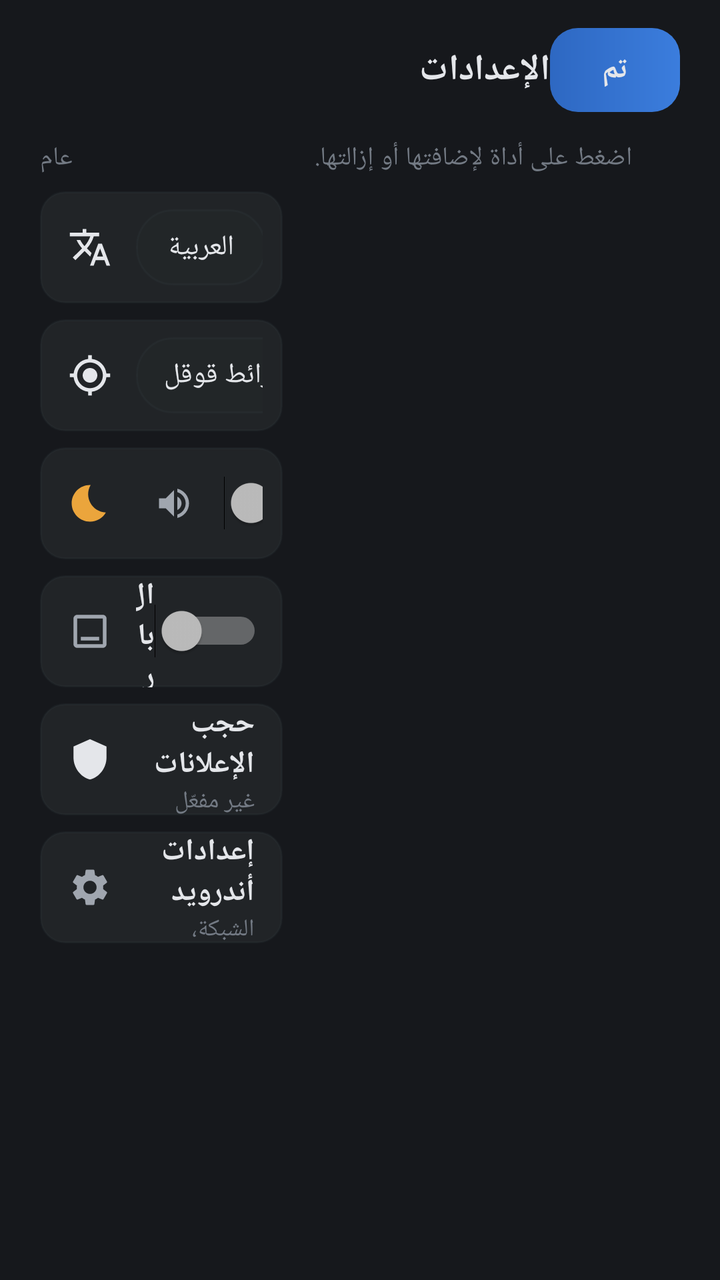
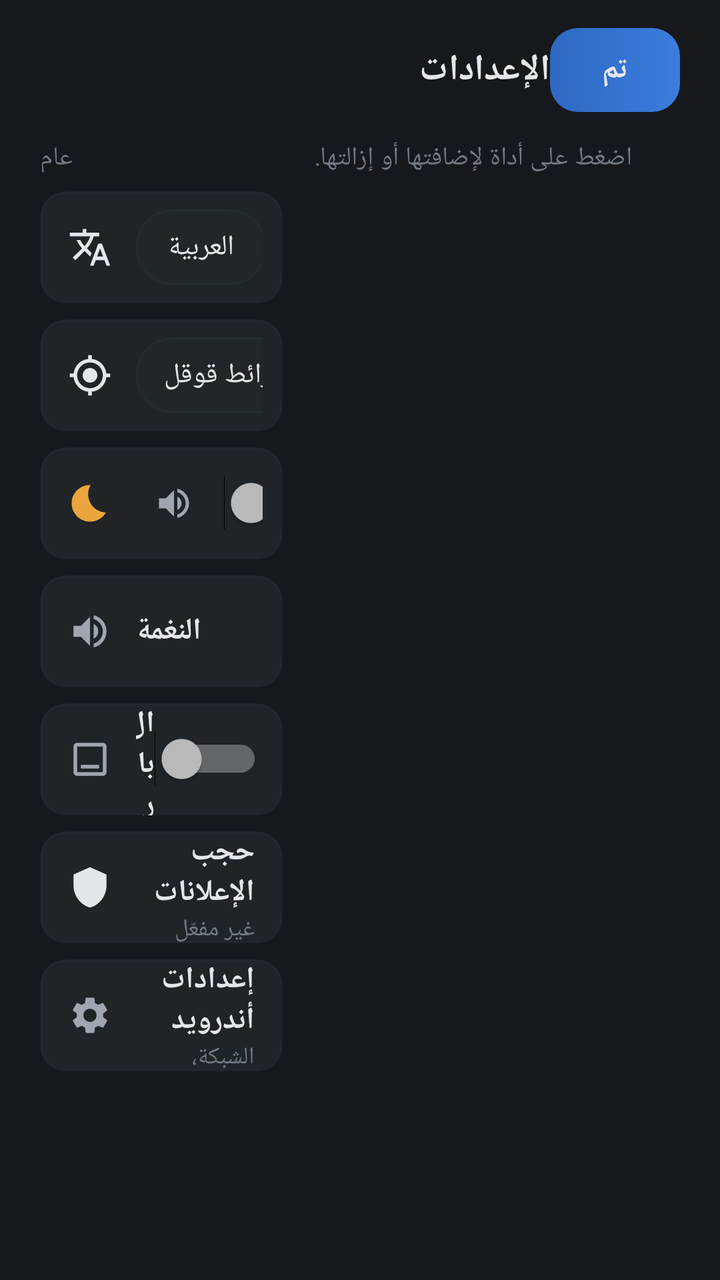

Screens rendered from an Android XML layout before and after an edit, with the pre-edit source and the edit as a unified diff.
<!-- AndroidManifest.xml: application theme CarTheme -->
<!-- res/layout/activity_settings.xml -->
<?xml version="1.0" encoding="utf-8"?>
<LinearLayout xmlns:android="http://schemas.android.com/apk/res/android"
    android:layout_width="match_parent"
    android:layout_height="match_parent"
    android:background="@color/bg"
    android:filterTouchesWhenObscured="true"
    android:layoutDirection="locale"
    android:orientation="vertical"
    android:paddingStart="20dp"
    android:paddingTop="14dp"
    android:paddingEnd="20dp"
    android:paddingBottom="12dp">

    <LinearLayout
        android:layout_width="match_parent"
        android:layout_height="wrap_content"
        android:gravity="center_vertical"
        android:orientation="horizontal">

        <TextView
            android:layout_width="0dp"
            android:layout_height="wrap_content"
            android:layout_weight="1"
            android:text="@string/settings_title"
            android:textColor="@color/ink"
            android:textSize="18sp"
            android:textStyle="bold" />

        <TextView
            android:id="@+id/btn_done"
            android:layout_width="wrap_content"
            android:layout_height="42dp"
            android:background="@drawable/blue_card_bg"
            android:clickable="true"
            android:focusable="true"
            android:gravity="center"
            android:paddingStart="26dp"
            android:paddingEnd="26dp"
            android:text="@string/tools_done"
            android:textColor="@color/ink"
            android:textSize="15sp"
            android:textStyle="bold" />
    </LinearLayout>

    <LinearLayout
        android:layout_width="match_parent"
        android:layout_height="0dp"
        android:layout_marginTop="14dp"
        android:layout_weight="1"
        android:orientation="horizontal">

        
        <ScrollView
            android:layout_width="0dp"
            android:layout_height="match_parent"
            android:layout_weight="1"
            android:scrollbars="none">

        <LinearLayout
            android:layout_width="match_parent"
            android:layout_height="wrap_content"
            android:orientation="vertical">

            <TextView
                android:layout_width="wrap_content"
                android:layout_height="wrap_content"
                android:text="@string/set_general"
                android:textColor="@color/ink_faint"
                android:textSize="13sp" />

            
            <LinearLayout
                android:layout_width="match_parent"
                android:layout_height="56dp"
                android:layout_marginTop="8dp"
                android:background="@drawable/button_bg"
                android:gravity="center_vertical"
                android:orientation="horizontal"
                android:paddingStart="14dp"
                android:paddingEnd="10dp">

                <ImageView
                    android:layout_width="22dp"
                    android:layout_height="22dp"
                    android:importantForAccessibility="no"
                    android:src="@drawable/ic_language" />

                <TextView
                    android:layout_width="0dp"
                    android:layout_height="wrap_content"
                    android:layout_marginStart="12dp"
                    android:layout_weight="1"
                    android:text="@string/set_language"
                    android:textColor="@color/ink"
                    android:textSize="15sp"
                    android:textStyle="bold" />

                <TextView
                    android:id="@+id/lang_ar"
                    android:layout_width="wrap_content"
                    android:layout_height="38dp"
                    android:background="@drawable/chip_bg"
                    android:clickable="true"
                    android:focusable="true"
                    android:gravity="center"
                    android:paddingStart="16dp"
                    android:paddingEnd="16dp"
                    android:text="العربية"
                    android:textColor="@color/ink"
                    android:textSize="14sp" />

                <TextView
                    android:id="@+id/lang_en"
                    android:layout_width="wrap_content"
                    android:layout_height="38dp"
                    android:layout_marginStart="6dp"
                    android:background="@drawable/chip_bg"
                    android:clickable="true"
                    android:focusable="true"
                    android:gravity="center"
                    android:paddingStart="16dp"
                    android:paddingEnd="16dp"
                    android:text="English"
                    android:textColor="@color/ink"
                    android:textSize="14sp" />
            </LinearLayout>

            
            <LinearLayout
                android:layout_width="match_parent"
                android:layout_height="56dp"
                android:layout_marginTop="8dp"
                android:background="@drawable/button_bg"
                android:gravity="center_vertical"
                android:orientation="horizontal"
                android:paddingStart="14dp"
                android:paddingEnd="10dp">

                <ImageView
                    android:layout_width="22dp"
                    android:layout_height="22dp"
                    android:importantForAccessibility="no"
                    android:src="@drawable/ic_location" />

                <TextView
                    android:layout_width="0dp"
                    android:layout_height="wrap_content"
                    android:layout_marginStart="12dp"
                    android:layout_weight="1"
                    android:text="@string/set_nav_app"
                    android:textColor="@color/ink"
                    android:textSize="15sp"
                    android:textStyle="bold" />

                <TextView
                    android:id="@+id/nav_maps"
                    android:layout_width="wrap_content"
                    android:layout_height="38dp"
                    android:background="@drawable/chip_bg"
                    android:clickable="true"
                    android:focusable="true"
                    android:gravity="center"
                    android:paddingStart="14dp"
                    android:paddingEnd="14dp"
                    android:text="@string/maps"
                    android:textColor="@color/ink"
                    android:textSize="14sp" />

                <TextView
                    android:id="@+id/nav_hudhud"
                    android:layout_width="wrap_content"
                    android:layout_height="38dp"
                    android:layout_marginStart="6dp"
                    android:background="@drawable/chip_bg"
                    android:clickable="true"
                    android:focusable="true"
                    android:gravity="center"
                    android:paddingStart="14dp"
                    android:paddingEnd="14dp"
                    android:text="@string/hudhud"
                    android:textColor="@color/ink"
                    android:textSize="14sp" />
            </LinearLayout>

            
            <LinearLayout
                android:id="@+id/row_prayer_alerts"
                android:layout_width="match_parent"
                android:layout_height="56dp"
                android:layout_marginTop="8dp"
                android:background="@drawable/button_bg"
                android:clickable="true"
                android:focusable="true"
                android:gravity="center_vertical"
                android:orientation="horizontal"
                android:paddingStart="14dp"
                android:paddingEnd="10dp">

                <ImageView
                    android:layout_width="22dp"
                    android:layout_height="22dp"
                    android:importantForAccessibility="no"
                    android:src="@drawable/ic_prayer" />

                <LinearLayout
                    android:layout_width="0dp"
                    android:layout_height="wrap_content"
                    android:layout_marginStart="12dp"
                    android:layout_weight="1"
                    android:orientation="vertical">

                    <TextView
                        android:layout_width="wrap_content"
                        android:layout_height="wrap_content"
                        android:text="@string/set_prayer_alerts"
                        android:textColor="@color/ink"
                        android:textSize="15sp"
                        android:textStyle="bold" />

                    <TextView
                        android:layout_width="wrap_content"
                        android:layout_height="wrap_content"
                        android:text="@string/set_prayer_alerts_desc"
                        android:textColor="@color/ink_faint"
                        android:textSize="12sp" />
                </LinearLayout>

                <ImageView
                    android:id="@+id/btn_preview_tone"
                    android:layout_width="38dp"
                    android:layout_height="38dp"
                    android:layout_marginEnd="6dp"
                    android:background="@drawable/icon_btn_bg"
                    android:contentDescription="@string/set_preview_tone"
                    android:padding="9dp"
                    android:src="@drawable/ic_play_tone" />

                <Switch
                    android:id="@+id/switch_prayer_alerts"
                    android:layout_width="wrap_content"
                    android:layout_height="wrap_content"
                    android:clickable="false"
                    android:focusable="false" />
            </LinearLayout>

            
            <LinearLayout
                android:id="@+id/row_dock"
                android:layout_width="match_parent"
                android:layout_height="56dp"
                android:layout_marginTop="8dp"
                android:background="@drawable/button_bg"
                android:clickable="true"
                android:focusable="true"
                android:gravity="center_vertical"
                android:orientation="horizontal"
                android:paddingStart="14dp"
                android:paddingEnd="10dp">

                <ImageView
                    android:layout_width="22dp"
                    android:layout_height="22dp"
                    android:importantForAccessibility="no"
                    android:src="@drawable/ic_dock" />

                <LinearLayout
                    android:layout_width="0dp"
                    android:layout_height="wrap_content"
                    android:layout_marginStart="12dp"
                    android:layout_weight="1"
                    android:orientation="vertical">

                    <TextView
                        android:layout_width="wrap_content"
                        android:layout_height="wrap_content"
                        android:text="@string/set_dock"
                        android:textColor="@color/ink"
                        android:textSize="15sp"
                        android:textStyle="bold" />

                    <TextView
                        android:layout_width="wrap_content"
                        android:layout_height="wrap_content"
                        android:text="@string/set_dock_desc"
                        android:textColor="@color/ink_faint"
                        android:textSize="12sp" />
                </LinearLayout>

                <Switch
                    android:id="@+id/switch_dock"
                    android:layout_width="wrap_content"
                    android:layout_height="wrap_content"
                    android:clickable="false"
                    android:focusable="false" />
            </LinearLayout>

            
            <LinearLayout
                android:id="@+id/row_adblock"
                android:layout_width="match_parent"
                android:layout_height="56dp"
                android:layout_marginTop="8dp"
                android:background="@drawable/button_bg"
                android:clickable="true"
                android:focusable="true"
                android:gravity="center_vertical"
                android:orientation="horizontal"
                android:paddingStart="14dp"
                android:paddingEnd="14dp">

                <ImageView
                    android:id="@+id/adblock_icon"
                    android:layout_width="22dp"
                    android:layout_height="22dp"
                    android:importantForAccessibility="no"
                    android:src="@drawable/ic_shield" />

                <LinearLayout
                    android:layout_width="0dp"
                    android:layout_height="wrap_content"
                    android:layout_marginStart="12dp"
                    android:layout_weight="1"
                    android:orientation="vertical">

                    <TextView
                        android:layout_width="wrap_content"
                        android:layout_height="wrap_content"
                        android:text="@string/set_adblock"
                        android:textColor="@color/ink"
                        android:textSize="15sp"
                        android:textStyle="bold" />

                    <TextView
                        android:id="@+id/adblock_state"
                        android:layout_width="wrap_content"
                        android:layout_height="wrap_content"
                        android:text="@string/set_adblock_off"
                        android:textColor="@color/ink_faint"
                        android:textSize="12sp" />
                </LinearLayout>
            </LinearLayout>

            
            <LinearLayout
                android:id="@+id/row_system"
                android:layout_width="match_parent"
                android:layout_height="56dp"
                android:layout_marginTop="8dp"
                android:background="@drawable/button_bg"
                android:clickable="true"
                android:focusable="true"
                android:gravity="center_vertical"
                android:orientation="horizontal"
                android:paddingStart="14dp"
                android:paddingEnd="14dp">

                <ImageView
                    android:layout_width="22dp"
                    android:layout_height="22dp"
                    android:importantForAccessibility="no"
                    android:src="@drawable/ic_settings"
                    android:tint="@color/ink_soft" />

                <LinearLayout
                    android:layout_width="0dp"
                    android:layout_height="wrap_content"
                    android:layout_marginStart="12dp"
                    android:layout_weight="1"
                    android:orientation="vertical">

                    <TextView
                        android:layout_width="wrap_content"
                        android:layout_height="wrap_content"
                        android:text="@string/set_system"
                        android:textColor="@color/ink"
                        android:textSize="15sp"
                        android:textStyle="bold" />

                    <TextView
                        android:layout_width="wrap_content"
                        android:layout_height="wrap_content"
                        android:text="@string/set_system_desc"
                        android:textColor="@color/ink_faint"
                        android:textSize="12sp" />
                </LinearLayout>
            </LinearLayout>
        </LinearLayout>

        </ScrollView>

        
        <LinearLayout
            android:layout_width="0dp"
            android:layout_height="match_parent"
            android:layout_marginStart="16dp"
            android:layout_weight="1.5"
            android:orientation="vertical">

            <TextView
                android:layout_width="wrap_content"
                android:layout_height="wrap_content"
                android:text="@string/tools_hint"
                android:textColor="@color/ink_faint"
                android:textSize="13sp" />

            <GridView
                android:id="@+id/tools_grid"
                android:layout_width="match_parent"
                android:layout_height="0dp"
                android:layout_marginTop="8dp"
                android:layout_weight="1"
                android:horizontalSpacing="8dp"
                android:numColumns="2"
                android:scrollbars="none"
                android:stretchMode="columnWidth"
                android:verticalSpacing="8dp" />
        </LinearLayout>
    </LinearLayout>
</LinearLayout>
<!-- resources referenced by this layout -->
<resources>
  <color name="bg">#16181C</color>
  <color name="ink">#E4E6EA</color>
  <color name="ink_faint">#737A84</color>
  <color name="ink_soft">#A0A6AF</color>
  <!-- drawable blue_card_bg (drawable) -->
  <?xml version="1.0" encoding="utf-8"?>
  <shape xmlns:android="http://schemas.android.com/apk/res/android" android:shape="rectangle">
      <gradient android:angle="0" android:startColor="@color/blue_dark" android:endColor="@color/blue" />
      <corners android:radius="14dp" />
  </shape>
  <!-- drawable ic_dock (drawable) -->
  <?xml version="1.0" encoding="utf-8"?>
  <vector xmlns:android="http://schemas.android.com/apk/res/android" android:width="24dp" android:height="24dp" android:viewportWidth="24" android:viewportHeight="24">
      <path android:fillColor="#A0A6AF" android:pathData="M19,3H5C3.9,3 3,3.9 3,5v14c0,1.1 0.9,2 2,2h14c1.1,0 2,-0.9 2,-2V5c0,-1.1 -0.9,-2 -2,-2zM19,19H5V5h14v14zM7,15h10v2H7z" />
  </vector>
  <!-- drawable ic_play_tone (drawable) -->
  <?xml version="1.0" encoding="utf-8"?>
  <vector xmlns:android="http://schemas.android.com/apk/res/android" android:width="24dp" android:height="24dp" android:viewportWidth="24" android:viewportHeight="24">
      <path android:fillColor="#A0A6AF" android:pathData="M3,9v6h4l5,5V4L7,9H3zM16.5,12c0,-1.77 -1.02,-3.29 -2.5,-4.03v8.05c1.48,-0.73 2.5,-2.25 2.5,-4.02zM14,3.23v2.06c2.89,0.86 5,3.54 5,6.71s-2.11,5.85 -5,6.71v2.06c4.01,-0.91 7,-4.49 7,-8.77s-2.99,-7.86 -7,-8.77z" />
  </vector>
  <!-- drawable ic_prayer (drawable) -->
  <?xml version="1.0" encoding="utf-8"?>
  <vector xmlns:android="http://schemas.android.com/apk/res/android" android:width="24dp" android:height="24dp" android:viewportWidth="24" android:viewportHeight="24">
      <path android:fillColor="#EBA53C" android:pathData="M12.34,2.02C6.59,1.82 2,6.42 2,12c0,5.52 4.48,10 10,10 3.71,0 6.93,-2.02 8.66,-5.02 -7.51,-0.25 -12.09,-8.43 -8.32,-14.96z" />
  </vector>
  <!-- drawable ic_shield (drawable) -->
  <?xml version="1.0" encoding="utf-8"?>
  <vector xmlns:android="http://schemas.android.com/apk/res/android" android:width="24dp" android:height="24dp" android:viewportWidth="24" android:viewportHeight="24">
      <path android:fillColor="#E4E6EA" android:pathData="M12,1L3,5v6c0,5.55 3.84,10.74 9,12c5.16,-1.26 9,-6.45 9,-12V5L12,1z" />
  </vector>
  <string name="hudhud">هدهد</string>
  <string name="maps">خرائط قوقل</string>
  <string name="set_adblock">حجب الإعلانات</string>
  <string name="set_adblock_off">غير مفعّل · اضغط للتفعيل لكل التطبيقات</string>
  <string name="set_dock">البار السفلي</string>
  <string name="set_dock_desc">إظهار بار التطبيقات أسفل الشاشة</string>
  <string name="set_general">عام</string>
  <string name="set_language">لغة الواجهة</string>
  <string name="set_nav_app">تطبيق «موقعي»</string>
  <string name="set_prayer_alerts">تنبيهات الصلاة</string>
  <string name="set_prayer_alerts_desc">نغمة قبل الأذان وعنده وقبل الإقامة</string>
  <string name="set_preview_tone">اسمع النغمة</string>
  <string name="set_system">إعدادات أندرويد</string>
  <string name="set_system_desc">الشبكة، الصوت، الشاشة</string>
  <string name="settings_title">الإعدادات</string>
  <string name="tools_done">تم</string>
  <string name="tools_hint">اضغط على أداة لإضافتها أو إزالتها. </string>
  <style name="CarTheme" parent="@android:style/Theme.Material.NoActionBar.Fullscreen">
          <item name="android:windowBackground">@color/bg</item>
          <item name="android:colorAccent">@color/lamp</item>
          <item name="android:statusBarColor">@color/bg</item>
          <item name="android:navigationBarColor">@color/bg</item>
      </style>
  <color name="blue_dark">#2E68C2</color>
  <color name="blue">#3B7DDD</color>
  <color name="tile_pressed">#F22D3036</color>
  <color name="tile">#E6232629</color>
  <color name="line">#2E3A424C</color>
  <color name="dock_active">#2D3036</color>
  <color name="orange">#EBA53C</color>
  <color name="lamp">#EBA53C</color>
  <!-- unchanged entries left out for length: 6 -->
</resources>

<!-- the commit's change to res/layout/activity_settings.xml (unified diff, before → after) -->
@@ -245,6 +245,50 @@
 
             
             <LinearLayout
+                android:id="@+id/row_tone_style"
+                android:layout_width="match_parent"
+                android:layout_height="56dp"
+                android:layout_marginTop="8dp"
+                android:background="@drawable/button_bg"
+                android:gravity="center_vertical"
+                android:orientation="horizontal"
+                android:paddingStart="14dp"
+                android:paddingEnd="10dp">
+
+                <ImageView
+                    android:layout_width="22dp"
+                    android:layout_height="22dp"
+                    android:importantForAccessibility="no"
+                    android:src="@drawable/ic_play_tone" />
+
+                <TextView
+                    android:layout_width="wrap_content"
+                    android:layout_height="wrap_content"
+                    android:layout_marginStart="12dp"
+                    android:layout_marginEnd="10dp"
+                    android:text="@string/set_tone_style"
+                    android:textColor="@color/ink"
+                    android:textSize="15sp"
+                    android:textStyle="bold" />
+
+                <HorizontalScrollView
+                    android:layout_width="0dp"
+                    android:layout_height="wrap_content"
+                    android:layout_weight="1"
+                    android:fadingEdgeLength="16dp"
+                    android:requiresFadingEdge="horizontal"
+                    android:scrollbars="none">
+
+                    <LinearLayout
+                        android:id="@+id/tone_chips"
+                        android:layout_width="wrap_content"
+                        android:layout_height="wrap_content"
+                        android:orientation="horizontal" />
+                </HorizontalScrollView>
+            </LinearLayout>
+
+            
+            <LinearLayout
                 android:id="@+id/row_dock"
                 android:layout_width="match_parent"
                 android:layout_height="56dp"
<!-- resource entries referenced after the edit -->
@@ -44,6 +44,7 @@
   <string name="set_preview_tone">اسمع النغمة</string>
   <string name="set_system">إعدادات أندرويد</string>
   <string name="set_system_desc">الشبكة، الصوت، الشاشة</string>
+  <string name="set_tone_style">النغمة</string>
   <string name="settings_title">الإعدادات</string>
   <string name="tools_done">تم</string>
   <string name="tools_hint">اضغط على أداة لإضافتها أو إزالتها. </string>
